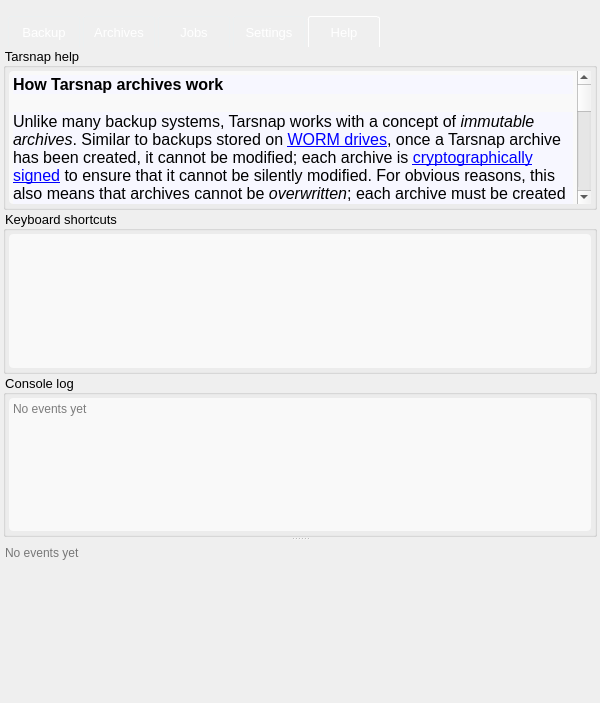
Tarsnap/tarsnap-gui, file forms/mainwindow.ui: the form before one commit.
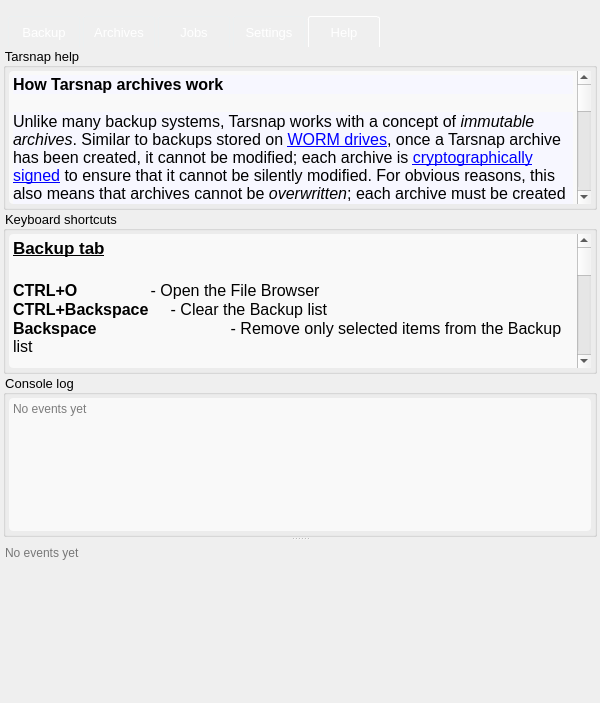
The form after the commit. The open tabs and pages were chosen to show the change. Icons and pictures are not drawn. Custom widgets are drawn as their Qt base class.

Commit message: List supported keyboard shortcuts in help pane.

The edit to the form file:
```diff
--- a/forms/mainwindow.ui
+++ b/forms/mainwindow.ui
@@ -1769,6 +1769,37 @@
                 <property name="frameShape">
                  <enum>QFrame::NoFrame</enum>
                 </property>
+                <property name="html">
+                 <string>&lt;!DOCTYPE HTML PUBLIC &quot;-//W3C//DTD HTML 4.0//EN&quot; &quot;http://www.w3.org/TR/REC-html40/strict.dtd&quot;&gt;
+&lt;html&gt;&lt;head&gt;&lt;meta name=&quot;qrichtext&quot; content=&quot;1&quot; /&gt;&lt;style type=&quot;text/css&quot;&gt;
+p, li { white-space: pre-wrap; }
+&lt;/style&gt;&lt;/head&gt;&lt;body style=&quot; font-family:'.Helvetica Neue DeskInterface'; font-size:13pt; font-weight:400; font-style:normal;&quot;&gt;
+&lt;p style=&quot; margin-top:0px; margin-bottom:0px; margin-left:0px; margin-right:0px; -qt-block-indent:0; text-indent:0px;&quot;&gt;&lt;span style=&quot; font-weight:600; text-decoration: underline;&quot;&gt;Backup tab&lt;/span&gt;&lt;/p&gt;
+&lt;p style=&quot;-qt-paragraph-type:empty; margin-top:0px; margin-bottom:0px; margin-left:0px; margin-right:0px; -qt-block-indent:0; text-indent:0px; font-size:14pt; font-weight:600; text-decoration: underline;&quot;&gt;&lt;br /&gt;&lt;/p&gt;
+&lt;p style=&quot; margin-top:0px; margin-bottom:0px; margin-left:0px; margin-right:0px; -qt-block-indent:0; text-indent:0px;&quot;&gt;&lt;span style=&quot; font-size:12pt; font-weight:600;&quot;&gt;CTRL+O&lt;/span&gt;&lt;span style=&quot; font-size:12pt;&quot;&gt; 	             - Open the File Browser&lt;/span&gt;&lt;/p&gt;
+&lt;p style=&quot; margin-top:0px; margin-bottom:0px; margin-left:0px; margin-right:0px; -qt-block-indent:0; text-indent:0px;&quot;&gt;&lt;span style=&quot; font-size:12pt; font-weight:600;&quot;&gt;CTRL+Backspace&lt;/span&gt;&lt;span style=&quot; font-size:12pt;&quot;&gt;     - Clear the Backup list&lt;/span&gt;&lt;/p&gt;
+&lt;p style=&quot; margin-top:0px; margin-bottom:0px; margin-left:0px; margin-right:0px; -qt-block-indent:0; text-indent:0px;&quot;&gt;&lt;span style=&quot; font-size:12pt; font-weight:600;&quot;&gt;Backspace	             &lt;/span&gt;&lt;span style=&quot; font-size:12pt;&quot;&gt;- Remove only selected items from the Backup list&lt;/span&gt;&lt;/p&gt;
+&lt;p style=&quot;-qt-paragraph-type:empty; margin-top:0px; margin-bottom:0px; margin-left:0px; margin-right:0px; -qt-block-indent:0; text-indent:0px; font-size:12pt;&quot;&gt;&lt;br /&gt;&lt;/p&gt;
+&lt;p style=&quot; margin-top:0px; margin-bottom:0px; margin-left:0px; margin-right:0px; -qt-block-indent:0; text-indent:0px;&quot;&gt;&lt;span style=&quot; font-weight:600; text-decoration: underline;&quot;&gt;Archives tab&lt;/span&gt;&lt;/p&gt;
+&lt;p style=&quot;-qt-paragraph-type:empty; margin-top:0px; margin-bottom:0px; margin-left:0px; margin-right:0px; -qt-block-indent:0; text-indent:0px; font-weight:600; text-decoration: underline;&quot;&gt;&lt;br /&gt;&lt;/p&gt;
+&lt;p style=&quot; margin-top:0px; margin-bottom:0px; margin-left:0px; margin-right:0px; -qt-block-indent:0; text-indent:0px;&quot;&gt;&lt;span style=&quot; font-size:12pt; font-weight:600;&quot;&gt;CTRL+R 	&lt;/span&gt;&lt;span style=&quot; font-size:12pt;&quot;&gt;-&lt;/span&gt;&lt;span style=&quot; font-size:12pt; font-weight:600;&quot;&gt; &lt;/span&gt;&lt;span style=&quot; font-size:12pt;&quot;&gt;Refresh the Archives list&lt;/span&gt;&lt;/p&gt;
+&lt;p style=&quot; margin-top:0px; margin-bottom:0px; margin-left:0px; margin-right:0px; -qt-block-indent:0; text-indent:0px;&quot;&gt;&lt;span style=&quot; font-size:12pt; font-weight:600;&quot;&gt;Backspace	&lt;/span&gt;&lt;span style=&quot; font-size:12pt;&quot;&gt;- Delete selected Archives&lt;/span&gt;&lt;/p&gt;
+&lt;p style=&quot;-qt-paragraph-type:empty; margin-top:0px; margin-bottom:0px; margin-left:0px; margin-right:0px; -qt-block-indent:0; text-indent:0px; font-size:12pt;&quot;&gt;&lt;br /&gt;&lt;/p&gt;
+&lt;p style=&quot; margin-top:0px; margin-bottom:0px; margin-left:0px; margin-right:0px; -qt-block-indent:0; text-indent:0px;&quot;&gt;&lt;span style=&quot; font-weight:600; text-decoration: underline;&quot;&gt;Jobs tab&lt;/span&gt;&lt;/p&gt;
+&lt;p style=&quot;-qt-paragraph-type:empty; margin-top:0px; margin-bottom:0px; margin-left:0px; margin-right:0px; -qt-block-indent:0; text-indent:0px; font-weight:600; text-decoration: underline;&quot;&gt;&lt;br /&gt;&lt;/p&gt;
+&lt;p style=&quot; margin-top:0px; margin-bottom:0px; margin-left:0px; margin-right:0px; -qt-block-indent:0; text-indent:0px;&quot;&gt;&lt;span style=&quot; font-size:12pt; font-weight:600;&quot;&gt;CTRL+A	&lt;/span&gt;&lt;span style=&quot; font-size:12pt;&quot;&gt;- Add new Job&lt;/span&gt;&lt;/p&gt;
+&lt;p style=&quot; margin-top:0px; margin-bottom:0px; margin-left:0px; margin-right:0px; -qt-block-indent:0; text-indent:0px;&quot;&gt;&lt;span style=&quot; font-size:12pt; font-weight:600;&quot;&gt;CTRL+B	&lt;/span&gt;&lt;span style=&quot; font-size:12pt;&quot;&gt;- Initiate backup on selected Jobs&lt;/span&gt;&lt;/p&gt;
+&lt;p style=&quot;-qt-paragraph-type:empty; margin-top:0px; margin-bottom:0px; margin-left:0px; margin-right:0px; -qt-block-indent:0; text-indent:0px; font-size:12pt;&quot;&gt;&lt;br /&gt;&lt;/p&gt;
+&lt;p style=&quot; margin-top:0px; margin-bottom:0px; margin-left:0px; margin-right:0px; -qt-block-indent:0; text-indent:0px;&quot;&gt;&lt;span style=&quot; font-weight:600; text-decoration: underline;&quot;&gt;Settings tab&lt;/span&gt;&lt;/p&gt;
+&lt;p style=&quot;-qt-paragraph-type:empty; margin-top:0px; margin-bottom:0px; margin-left:0px; margin-right:0px; -qt-block-indent:0; text-indent:0px; font-weight:600; text-decoration: underline;&quot;&gt;&lt;br /&gt;&lt;/p&gt;
+&lt;p style=&quot; margin-top:0px; margin-bottom:0px; margin-left:0px; margin-right:0px; -qt-block-indent:0; text-indent:0px;&quot;&gt;&lt;span style=&quot; font-size:12pt; font-weight:600;&quot;&gt;CTRL+R	&lt;/span&gt;&lt;span style=&quot; font-size:12pt;&quot;&gt;- Refresh Account Summary&lt;/span&gt;&lt;/p&gt;
+&lt;p style=&quot;-qt-paragraph-type:empty; margin-top:0px; margin-bottom:0px; margin-left:0px; margin-right:0px; -qt-block-indent:0; text-indent:0px; font-size:12pt;&quot;&gt;&lt;br /&gt;&lt;/p&gt;
+&lt;p style=&quot; margin-top:0px; margin-bottom:0px; margin-left:0px; margin-right:0px; -qt-block-indent:0; text-indent:0px;&quot;&gt;&lt;span style=&quot; font-weight:600; text-decoration: underline;&quot;&gt;General&lt;/span&gt;&lt;/p&gt;
+&lt;p style=&quot;-qt-paragraph-type:empty; margin-top:0px; margin-bottom:0px; margin-left:0px; margin-right:0px; -qt-block-indent:0; text-indent:0px; font-weight:600; text-decoration: underline;&quot;&gt;&lt;br /&gt;&lt;/p&gt;
+&lt;p style=&quot; margin-top:0px; margin-bottom:0px; margin-left:0px; margin-right:0px; -qt-block-indent:0; text-indent:0px;&quot;&gt;&lt;span style=&quot; font-size:12pt; font-weight:600;&quot;&gt;CTRL+[1-5]	&lt;/span&gt;&lt;span style=&quot; font-size:12pt;&quot;&gt;- Switch between Backup, Archives.. tabs&lt;/span&gt;&lt;/p&gt;
+&lt;p style=&quot;-qt-paragraph-type:empty; margin-top:0px; margin-bottom:0px; margin-left:0px; margin-right:0px; -qt-block-indent:0; text-indent:0px; font-size:12pt;&quot;&gt;&lt;br /&gt;&lt;/p&gt;
+&lt;p style=&quot; margin-top:0px; margin-bottom:0px; margin-left:0px; margin-right:0px; -qt-block-indent:0; text-indent:0px;&quot;&gt;&lt;span style=&quot; font-size:12pt; font-style:italic;&quot;&gt;* &lt;/span&gt;&lt;span style=&quot; font-size:12pt; font-weight:600; font-style:italic;&quot;&gt;CTRL&lt;/span&gt;&lt;span style=&quot; font-size:12pt; font-style:italic;&quot;&gt; is &lt;/span&gt;&lt;span style=&quot; font-size:12pt; font-weight:600; font-style:italic;&quot;&gt;CMD&lt;/span&gt;&lt;span style=&quot; font-size:12pt; font-style:italic;&quot;&gt; on OS X&lt;/span&gt;&lt;/p&gt;&lt;/body&gt;&lt;/html&gt;</string>
+                </property>
                </widget>
               </item>
              </layout>
```
